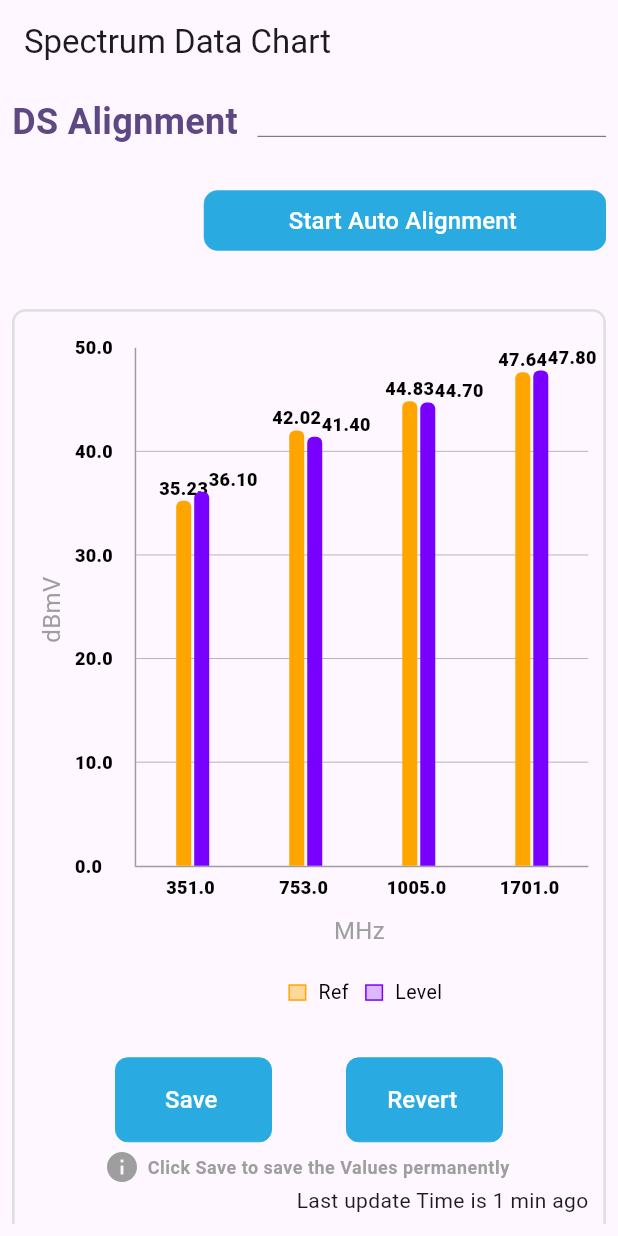
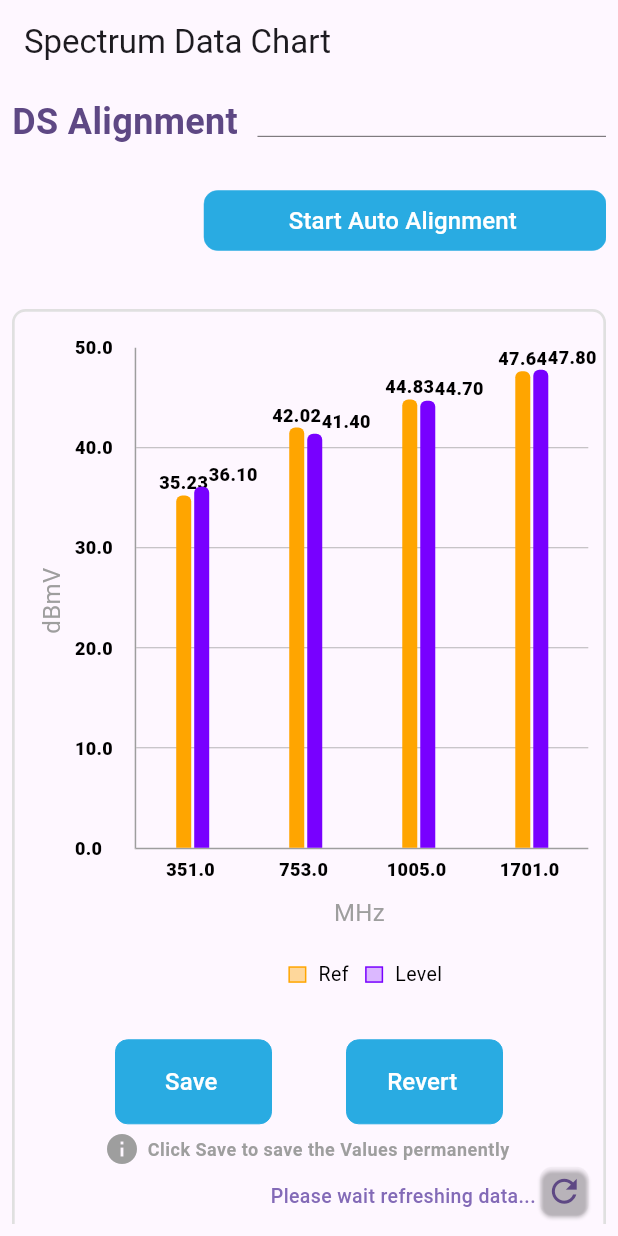
Before and after one commit to justsaagar/custom-packages, a Flutter app: the first screen one second after launch, on a phone screen of 412 x 824 dp. Run offline on Flutter 3.47's test engine with Material 3 defaults, Android fonts, the phone set to English and light mode, and no system bars; drawn by our look-alikes of fl_chart, toastification; our stand-ins replace lottie.

Commit message:
Fix :- last update status view add in package

```diff
--- a/lib/spectrum_data.dart
+++ b/lib/spectrum_data.dart
@@ -1,4 +1,5 @@
 import 'package:flutter/material.dart';
+import 'package:spectrum_bar_chart/constant/app_constant.dart';
 import 'package:spectrum_bar_chart/source/pages/spectrum_bar_chart.dart';
 
 class SpectrumDataChart extends StatefulWidget {
@@ -16,6 +17,40 @@ class _SpectrumDataChartState extends State<SpectrumDataChart> {
     DSPointData(freq: 1701, reference: 47.64, level: 47.8),
   ];
 
+  DateTime? dsSpectrumOnTapTime;
+  Duration ? dsSpectrumDifferenceTime;
+  bool dsSpectrumIsShowText = true;
+  DateTime? updateTime;
+  bool refreshStatus = false;
+
+  @override
+  void initState() {
+    // TODO: implement initState
+    super.initState();
+    initialCall();
+
+  }
+  initialCall()async{
+    dsSpectrumIsShowText = true;
+    dsSpectrumOnTapTime = DateTime.now();
+    updateTime = DateTime.now();
+    refreshStatus = true;
+    setState(() {
+
+    });
+    await Future.delayed(Duration(seconds: 5));
+    refreshStatus = false;
+    dsSpectrumDifferenceTime = DateTime.now().difference(DateTime.now().subtract(const Duration(seconds: 5)));
+    setState(() {
+
+    });
+    await Future.delayed(Duration(seconds: 2));
+    dsSpectrumIsShowText = false;
+    setState(() {
+
+    });
+  }
+
   @override
   Widget build(BuildContext context) {
     final dependencies = SpectrumBarChartDependencies(
@@ -32,8 +67,24 @@ class _SpectrumDataChartState extends State<SpectrumDataChart> {
       downStreamAutoAlignmentError: null,
       // downStreamAutoAlignmentError: "Some thing wrong",
       startAutoButtonPressed: () {},
-      refreshButtonPressed: () {},
-      lastStatusView: const Text("Last update Time is 1 min ago"),
+      lastUpdateColor: refreshStatus == true || dsSpectrumDifferenceTime == null ? AppColorConstants.colorAppbar : AppColorConstants.colorGrn,
+      lastUpdateString: !dsSpectrumIsShowText ? 'Last Updated: $updateTime' : (refreshStatus == true && dsSpectrumOnTapTime != null
+          ? 'Please wait refreshing data...'
+          : dsSpectrumDifferenceTime != null
+          ? '${ 'The refresh completed in '}${dsSpectrumDifferenceTime?.inSeconds}.${dsSpectrumDifferenceTime!.inMilliseconds ~/ 10}s'
+          : updateTime != null ? 'Last Updated: $updateTime' : " not Defined show"),
+      onTapRefreshButton: () {
+        setState(() {
+          dataPoints = [
+            DSPointData(freq: 351, reference: 33.23, level: 18.1),
+            DSPointData(freq: 753, reference: 30.02, level: 23.4),
+            DSPointData(freq: 1005, reference: 55.83, level: 45.7),
+            DSPointData(freq: 1701, reference: 22.64, level: 37.8),
+          ];
+        });
+        initialCall();
+        Future.delayed(const Duration(seconds: 5), () {});
+      },
     );
     return Scaffold(
       appBar: AppBar(
--- a/spectrum_bar_chart/lib/source/helper/app_ui_helper.dart
+++ b/spectrum_bar_chart/lib/source/helper/app_ui_helper.dart
@@ -15,36 +15,21 @@ FontWeight getMediumFontWeight(){
 }
 
 Widget buildLastSeenView({
-  bool? apiStatus,
-  DateTime? onTapTime,
-  Duration? difference,
-  bool isShow = true,
-  DateTime? updateTime,
+  String? messageString,
   Color? textColor,
-  String? differenceMessage,
-  bool isOffline = false,
 }) {
-  if (isShow) {
-    return Padding(
-      padding: const EdgeInsets.only(bottom: 8.0),
-      child: getTimeDurationView(
-          differenceMessage: differenceMessage,
-          refreshStatus: apiStatus,
-          updateTime: updateTime,
-          onTapTime: onTapTime,
-          difference: difference,
-          textColor: textColor),
-    );
-  } else {
-    if (updateTime != null) {
-      return Padding(
-        padding: const EdgeInsets.only(bottom: 8.0),
-        child: getLastSeenView(updateTime, textColor: textColor, offline: isOffline),
-      );
-    } else {
-      return Container(height: 35);
-    }
-  }
+  return Align(alignment: Alignment.centerRight,
+    child: Padding(
+      padding: const EdgeInsets.only(top: 6),
+      child: AppText(
+          messageString ?? '',
+          style: TextStyle(
+              color: textColor,
+              fontWeight: FontWeight.w500,
+              fontSize: 13,
+              fontFamily: 'OpenSans')),
+    ),
+  );
 }
 
 BoxDecoration borderViewDecoration = BoxDecoration(
--- a/spectrum_bar_chart/lib/source/pages/spectrum_bar_chart.dart
+++ b/spectrum_bar_chart/lib/source/pages/spectrum_bar_chart.dart
@@ -36,8 +36,16 @@ class SpectrumBarChartDependencies {
   final bool isStartDownStream;
   final String? downStreamAutoAlignmentError;
   final VoidCallback startAutoButtonPressed;
-  final VoidCallback refreshButtonPressed;
-  final Widget lastStatusView;
+
+
+
+  /// Last update refresh text widget show ///
+ final String lastUpdateString;
+ final Color lastUpdateColor;
+ final VoidCallback onTapRefreshButton;
+
+
+
 
 
 
@@ -54,8 +62,9 @@ class SpectrumBarChartDependencies {
     required this.isStartDownStream,
     required this.downStreamAutoAlignmentError,
     required this.startAutoButtonPressed,
-    required this.refreshButtonPressed,
-    required this.lastStatusView,
+    required this.lastUpdateString,
+    required this.lastUpdateColor,
+    required this.onTapRefreshButton,
   });
 }
 
@@ -114,7 +123,6 @@ class SpectrumBarChart extends StatelessWidget {
                     screenLayoutType: screenLayoutType
                 ),
                 SizedBox(height: getSize(10)),
-                SizedBox(height: getSize(25)),
                 // ampInterstageValuesView(),
               ],
             ],
@@ -133,11 +141,38 @@ class SpectrumBarChart extends StatelessWidget {
       children: [
         if (errorMessage != null)
           Align(alignment: AlignmentDirectional.centerStart ,child: errorMessageView(errorMessage: errorMessage)),
-        dependencies.lastStatusView,
+        buildDsSpectrumLastSeenViewWithRefreshButton(),
       ],
     );
   }
 
+  /// Last update TIme View String show ///
+  Widget buildDsSpectrumLastSeenViewWithRefreshButton() {
+    return Row(
+      mainAxisAlignment: MainAxisAlignment.end,
+      crossAxisAlignment: CrossAxisAlignment.center,
+      mainAxisSize: MainAxisSize.min,
+      children: [
+        if(dependencies.downStreamAutoAlignmentError != null)
+          SizedBox(width: getSize(10))
+        else
+        Flexible(
+          child: buildLastSeenView(
+            messageString: dependencies.lastUpdateString,
+            textColor: dependencies.lastUpdateColor,
+          ),
+        ),
+        AppRefresh(
+          buttonColor: AppColorConstants.colorPrimary,
+          loadingStatus: dependencies.saveRevertApiStatus,
+          onPressed: dependencies.onTapRefreshButton,
+          enabled: true,
+        )
+      ],
+    );
+  }
+
+  /// Title View ///
   Widget buildTitleView() {
     return Column(
       crossAxisAlignment: CrossAxisAlignment.end,
```
